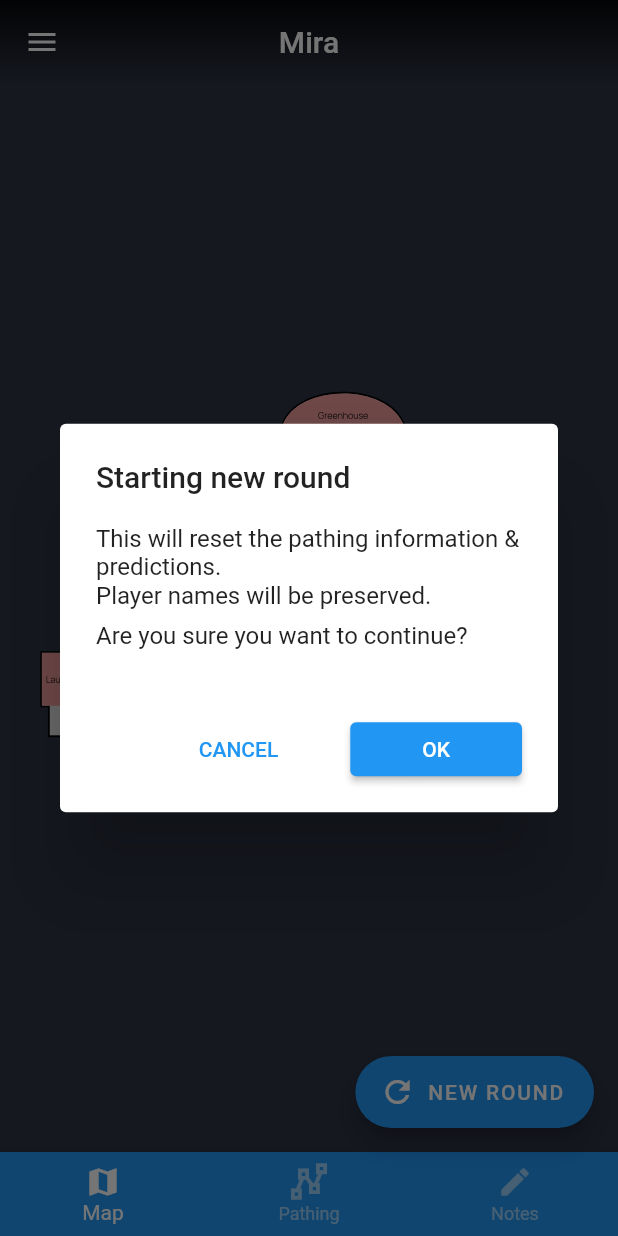
After one commit to moomba42/among_us_helper, a Flutter app: the screen it shows after launch, after a tap on "NEW ROUND", on a phone screen of 412 x 824 dp. The commit adds this screen. Run offline on Flutter 3.47's test engine with Material 2 defaults, Android fonts, the phone set to English and light mode, and no system bars; drawn by our look-alikes of photo_view; our stand-ins replace bloc, flutter_bloc, flutter_svg, rxdart; missing offline and left inert: flutter_reorderable_list.

Commit message:
Added round reset button

```diff
--- /dev/null
+++ b/lib/core/widgets/confirmation_dialog.dart
@@ -0,0 +1,54 @@
+import "package:flutter/material.dart";
+
+class ConfirmationDialog extends StatelessWidget {
+  final Widget title;
+  final Widget content;
+
+  const ConfirmationDialog({Key key, this.title, this.content}) : super(key: key);
+
+  @override
+  Widget build(BuildContext context) {
+    Widget cancelButton = TextButton(
+      child: Padding(
+        child: Text("CANCEL"),
+        padding: EdgeInsets.symmetric(vertical: 10, horizontal: 32),
+      ),
+      onPressed: () {
+        Navigator.pop(context, Confirmation.DENIED);
+      },
+    );
+
+    Widget okButton = ElevatedButton(
+      child: Padding(
+        child: Text("OK"),
+        padding: EdgeInsets.symmetric(vertical: 10, horizontal: 32),
+      ),
+      onPressed: () {
+        Navigator.pop(context, Confirmation.ACCEPTED);
+      },
+    );
+
+    return AlertDialog(
+      title: title,
+      actionsPadding: EdgeInsets.symmetric(vertical: 16, horizontal: 24),
+      content: content,
+      actions: [
+        cancelButton,
+        okButton,
+      ],
+    );
+  }
+
+  static Future<Confirmation> showConfirmationDialog(
+      {BuildContext context, Widget title, Widget content}) {
+    return showDialog<Confirmation>(
+      context: context,
+      builder: (BuildContext context) => ConfirmationDialog(
+        title: title,
+        content: content,
+      ),
+    );
+  }
+}
+
+enum Confirmation { ACCEPTED, DENIED }
--- a/lib/main.dart
+++ b/lib/main.dart
@@ -1,4 +1,5 @@
 import "package:among_us_helper/core/icons.dart";
+import "package:among_us_helper/core/widgets/confirmation_dialog.dart";
 import "package:among_us_helper/modules/map/map_page.dart";
 import "package:among_us_helper/modules/pathing/pathing_page.dart";
 import "package:among_us_helper/modules/pathing/repository/pathing_repository.dart";
@@ -8,7 +9,6 @@ import "package:among_us_helper/modules/predictions/repositories/predictions_rep
 import "package:flutter/material.dart";
 import "package:flutter_bloc/flutter_bloc.dart";
 import "package:logging/logging.dart";
-
 
 void main() {
   initializeLogging();
@@ -76,8 +76,7 @@ class _MainPageState extends State<MainPage> {
       bottomNavigationBar: BottomNavigationBar(
         items: const [
           BottomNavigationBarItem(icon: Icon(Icons.map), label: "Map"),
-          BottomNavigationBarItem(
-              icon: Icon(CustomIcons.vector), label: "Pathing"),
+          BottomNavigationBarItem(icon: Icon(CustomIcons.vector), label: "Pathing"),
           BottomNavigationBarItem(icon: Icon(Icons.edit), label: "Notes"),
         ],
         currentIndex: _selectedTab,
@@ -88,14 +87,47 @@ class _MainPageState extends State<MainPage> {
       ),
       backgroundColor: Theme.of(context).canvasColor,
       body: _buildTabContent(context),
+      floatingActionButton: FloatingActionButton.extended(
+        onPressed: _startNewRound,
+        label: Text("NEW ROUND"),
+        icon: Icon(Icons.refresh),
+      ),
     );
   }
 
   Widget _buildTabContent(BuildContext context) {
-    switch(_selectedTab) {
-      case 2: return PredictionsPage();
-      case 1: return PathingPage();
-      default: return MapPage();
+    switch (_selectedTab) {
+      case 2:
+        return PredictionsPage();
+      case 1:
+        return PathingPage();
+      default:
+        return MapPage();
     }
   }
+
+  /// Resets pathing and predictions to let the player start a new round.
+  void _startNewRound() {
+    ConfirmationDialog.showConfirmationDialog(
+      context: context,
+      title: Text("Starting new round"),
+      content: Column(
+        crossAxisAlignment: CrossAxisAlignment.start,
+        mainAxisSize: MainAxisSize.min,
+        children: [
+          Text("This will reset the pathing information & predictions."),
+          Text("Player names will be preserved."),
+          SizedBox(height: 8),
+          Text("Are you sure you want to continue?"),
+        ],
+      ),
+    ).then((Confirmation confirmation) {
+      if (confirmation != Confirmation.ACCEPTED) {
+        return;
+      }
+
+      context.read<PathingRepository>().reset();
+      context.read<PredictionsRepository>().reset();
+    });
+  }
 }
--- a/lib/modules/map/cubit/map_cubit.dart
+++ b/lib/modules/map/cubit/map_cubit.dart
@@ -35,6 +35,7 @@ class MapCubit extends Cubit<MapState> {
   }
 
   void setMap(AUMap map) async {
+    await _pathingRepository.reset();
     List<PathingEntry> pathingSingle = await _pathingRepository.getPathing();
     emit(MapLoadSuccess(map, pathingSingle));
   }
--- a/lib/modules/map/map_select_overlay.dart
+++ b/lib/modules/map/map_select_overlay.dart
@@ -1,4 +1,5 @@
 import "package:among_us_helper/core/model/au_map.dart";
+import "package:among_us_helper/core/widgets/confirmation_dialog.dart";
 import "package:among_us_helper/modules/map/cubit/map_cubit.dart";
 import "package:flutter/material.dart";
 import "package:flutter_bloc/flutter_bloc.dart";
@@ -126,11 +127,30 @@ class _MapSelectOverlayState extends State<MapSelectOverlay> with TickerProvider
   }
 
   void _selectMap(AUMap map) {
-    context.read<MapCubit>().setMap(map);
-    if (_expanded) {
-      _expanded = false;
-      _animController.forward();
-    }
+    ConfirmationDialog.showConfirmationDialog(
+      context: context,
+      title: Text("Changing map"),
+      content: Column(
+        crossAxisAlignment: CrossAxisAlignment.start,
+        mainAxisSize: MainAxisSize.min,
+        children: [
+          Text("Changing the map will reset the pathing information & notes."),
+          Text("Player names will be preserved."),
+          SizedBox(height: 8),
+          Text("Are you sure you want to continue?"),
+        ],
+      ),
+    ).then((result) {
+      if (result != Confirmation.ACCEPTED) {
+        return;
+      }
+
+      context.read<MapCubit>().setMap(map);
+      if (_expanded) {
+        _expanded = false;
+        _animController.forward();
+      }
+    });
   }
 
   void _toggleMapSelect() {
--- a/lib/modules/pathing/repository/pathing_repository.dart
+++ b/lib/modules/pathing/repository/pathing_repository.dart
@@ -16,4 +16,9 @@ class PathingRepository {
   Future<List<PathingEntry>> getPathing() {
     return Future.value(_pathing.value);
   }
+
+  Future<void> reset() {
+    _pathing.add([]);
+    return Future.value();
+  }
 }
--- a/lib/modules/player_config/player_config_view.dart
+++ b/lib/modules/player_config/player_config_view.dart
@@ -62,6 +62,7 @@ class _PlayerNamesViewState extends State<PlayerNamesView> {
             ),
             actions: [
               IconButton(
+                iconSize: 32,
                 padding: EdgeInsets.all(0),
                 icon: Icon(Icons.autorenew),
                 onPressed: _onResetPressed,
--- a/lib/modules/predictions/repositories/predictions_repository.dart
+++ b/lib/modules/predictions/repositories/predictions_repository.dart
@@ -27,6 +27,10 @@ class PredictionsRepository {
     _predictions.add(newMap);
   }
 
+  void reset() {
+    _predictions.add(_generateInitialPredictions());
+  }
+
   /// Generates an initial state of predictions.
   static Map<PredictionsSection, List<Player>> _generateInitialPredictions() {
     Map<PredictionsSection, List<Player>> initialData = Map.fromIterable(PredictionsSection.values,
```
Also changed, not shown: lib/modules/predictions/predictions_view.dart (+4 -8 lines).
